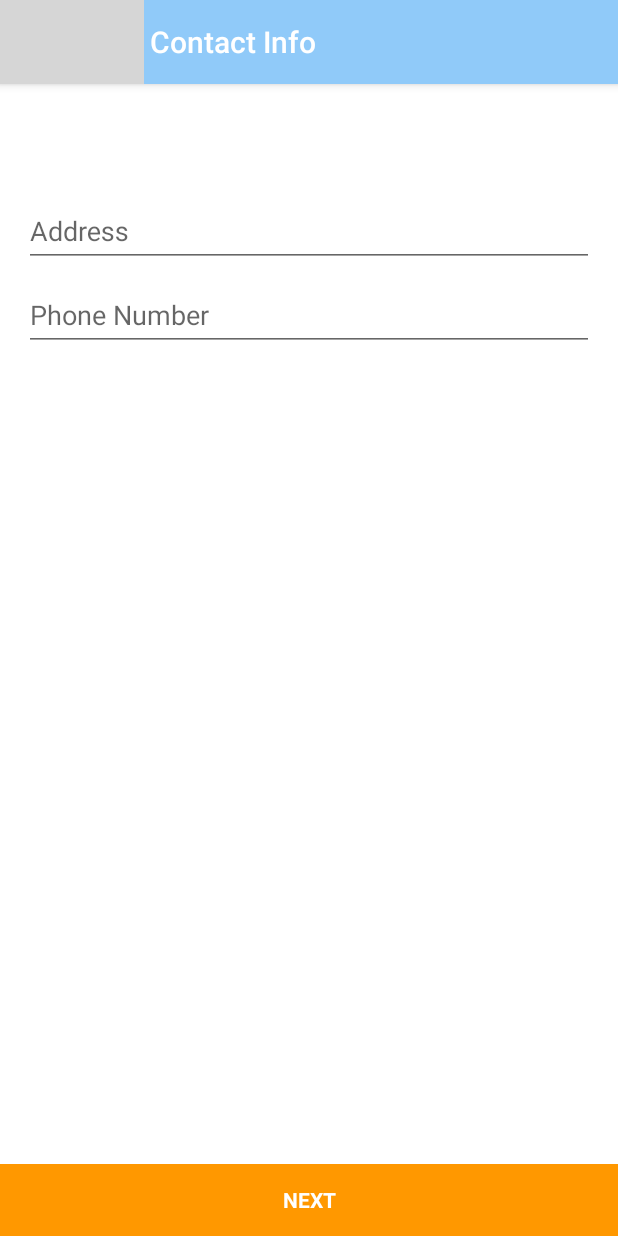
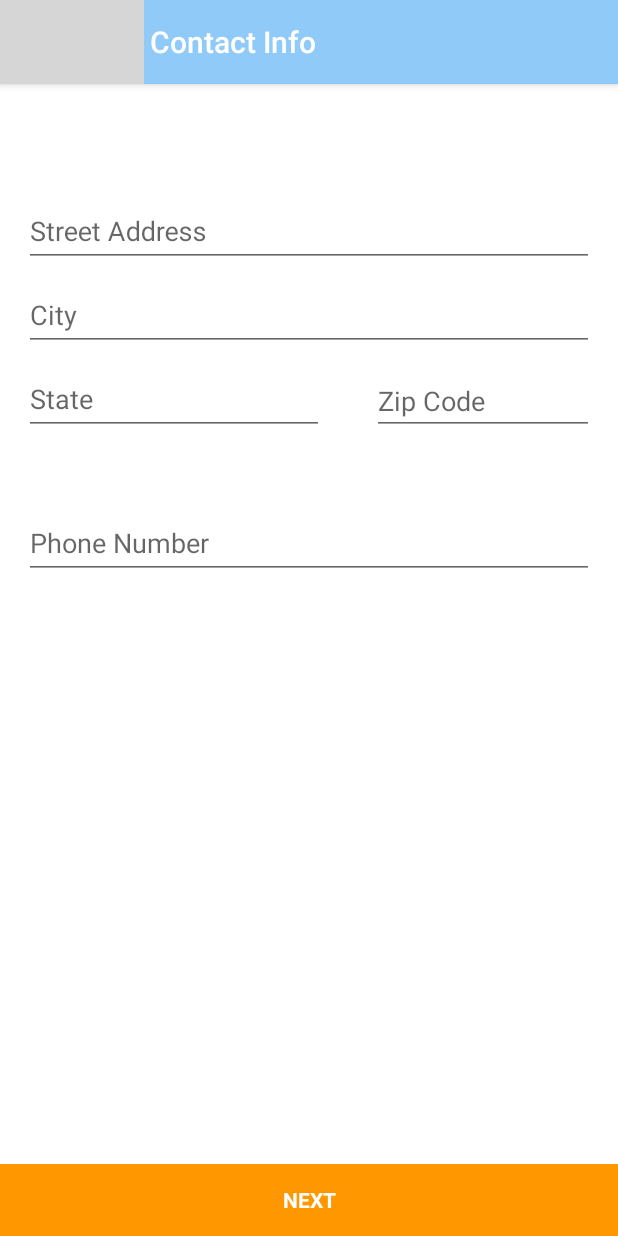
Before and after one commit to copperstick6/HackTX-SAFE, an Android app: the RegisterFirstStepFragment screen opened directly, with no data from a screen before it, after a tap on "NEXT", on a phone screen of 412 x 824 dp. Run offline under Robolectric (Android 15) with nearby library versions, the phone set to English and light mode, and no system bars; 2 statements that could not run were skipped; grey boxes are pictures that could not be loaded.

Commit message:
Finalize input fields

```diff
--- a/AndroidApp/app/src/main/res/layout/fragment_register_second_step.xml
+++ b/AndroidApp/app/src/main/res/layout/fragment_register_second_step.xml
@@ -35,10 +35,53 @@
             </android.support.design.widget.TextInputLayout>
 
             <android.support.design.widget.TextInputLayout
+                android:id="@+id/city_input_layout"
+                android:layout_width="match_parent"
+                android:layout_height="wrap_content"
+                android:layout_below="@+id/address_input_layout">
+
+                <EditText
+                    android:id="@+id/city"
+                    android:layout_width="match_parent"
+                    android:layout_height="wrap_content"
+                    android:hint="@string/prompt_city"
+                    android:inputType="textPostalAddress"
+                    android:maxLines="1"
+                    android:singleLine="true"/>
+
+            </android.support.design.widget.TextInputLayout>
+
+            <android.support.design.widget.TextInputLayout
+                android:id="@+id/state_input_layout"
+                android:layout_width="match_parent"
+                android:layout_height="wrap_content"
+                android:layout_below="@+id/city_input_layout">
+
+                <EditText
+                    android:id="@+id/state"
+                    android:layout_width="200dp"
+                    android:layout_height="wrap_content"
+                    android:hint="@string/prompt_state"
+                    android:inputType="textPostalAddress"
+                    android:maxLines="1"
+                    android:singleLine="true"/>
+
+            </android.support.design.widget.TextInputLayout>
+
+            <android.support.design.widget.TextInputLayout
+                android:id="@+id/zip_input_layout"
+                android:layout_width="match_parent"
+                android:layout_height="wrap_content"
+                android:layout_below="@+id/state_input_layout">
+
+            </android.support.design.widget.TextInputLayout>
+
+            <android.support.design.widget.TextInputLayout
                 android:id="@+id/phone_number_input_layout"
                 android:layout_width="match_parent"
                 android:layout_height="wrap_content"
-                android:layout_below="@+id/address_input_layout">
+                android:layout_marginTop="40dp"
+                android:layout_below="@+id/state_input_layout">
 
                 <EditText
                     android:id="@+id/phone_number"
@@ -51,6 +94,18 @@
 
             </android.support.design.widget.TextInputLayout>
 
+            <EditText
+                android:id="@+id/zip"
+                android:layout_width="match_parent"
+                android:layout_height="wrap_content"
+                android:hint="@string/prompt_zip"
+                android:inputType="textPostalAddress"
+                android:maxLines="1"
+                android:singleLine="true"
+                android:layout_above="@+id/zip_input_layout"
+                android:layout_alignParentStart="true"
+                android:layout_marginStart="232dp"/>
+
         </RelativeLayout>
 
     </RelativeLayout>
--- a/AndroidApp/app/src/main/res/values/strings.xml
+++ b/AndroidApp/app/src/main/res/values/strings.xml
@@ -35,7 +35,7 @@
     <string name="prompt_email">Email</string>
     <string name="prompt_password">Password</string>
     <string name="prompt_phone_number">Phone Number</string>
-    <string name="prompt_address">Address</string>
+    <string name="prompt_address">Street Address</string>
     <string name="prompt_password_confirm">Re-Type Password</string>
     <string name="prompt_first_name">First Name</string>
     <string name="prompt_last_name">Last Name</string>
@@ -60,4 +60,7 @@
     <string name="register_second_step_view">Contact Info</string>
     <string name="register_third_step_view">Add Contacts to Track</string>
     <string name="label_email_sign_up">Sign Up With Email</string>
+    <string name="prompt_city">City</string>
+    <string name="prompt_state">State</string>
+    <string name="prompt_zip">Zip Code</string>
 </resources>
```
